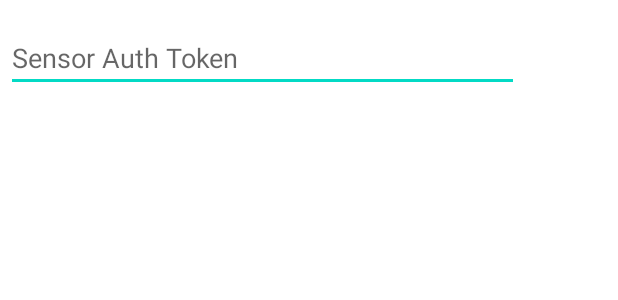
After one commit to NullString1/Controller, an Android app: the layout alertdialog.xml on its own in the app's theme, with its tools: preview values and no code run, on a phone screen of 412 x 824 dp. The commit adds this screen. Shown: the top 300 px of the screen. Run offline under Robolectric (Android 15) with nearby library versions, the phone set to English and light mode, and no system bars.

Commit message:
Add temperature sensor functionality

```diff
--- a/app/src/main/res/layout/activity_control.xml
+++ b/app/src/main/res/layout/activity_control.xml
@@ -189,6 +189,7 @@
             android:id="@+id/insideTemp"
             android:layout_width="wrap_content"
             android:layout_height="wrap_content"
+            android:clickable="true"
             android:fontFamily="@font/proxima_nova"
             android:text="@string/n_a"
             android:textColor="@color/black"
--- /dev/null
+++ b/app/src/main/res/layout/alertdialog.xml
@@ -0,0 +1,17 @@
+<LinearLayout xmlns:android="http://schemas.android.com/apk/res/android"
+    android:orientation="vertical"
+    android:layout_width="wrap_content"
+    android:layout_height="wrap_content">
+
+    <EditText
+        android:id="@+id/sensToken"
+        android:layout_width="342dp"
+        android:layout_height="wrap_content"
+        android:layout_marginLeft="4dp"
+        android:layout_marginTop="16dp"
+        android:layout_marginRight="4dp"
+        android:layout_marginBottom="4dp"
+        android:hint="@string/sensor_auth_token"
+        android:inputType="text"
+        android:autofillHints="" />
+</LinearLayout>
--- a/app/src/main/res/values/strings.xml
+++ b/app/src/main/res/values/strings.xml
@@ -24,4 +24,5 @@
     <string name="not_connected">Not connected</string>
     <string name="paste">Paste</string>
     <string name="controller_config">Controller config</string>
+    <string name="sensor_auth_token">Sensor Auth Token</string>
 </resources>
```
Also changed, not shown: app/src/main/java/com/nullstring1/controller/controlActivity.java (+49 -3 lines).
